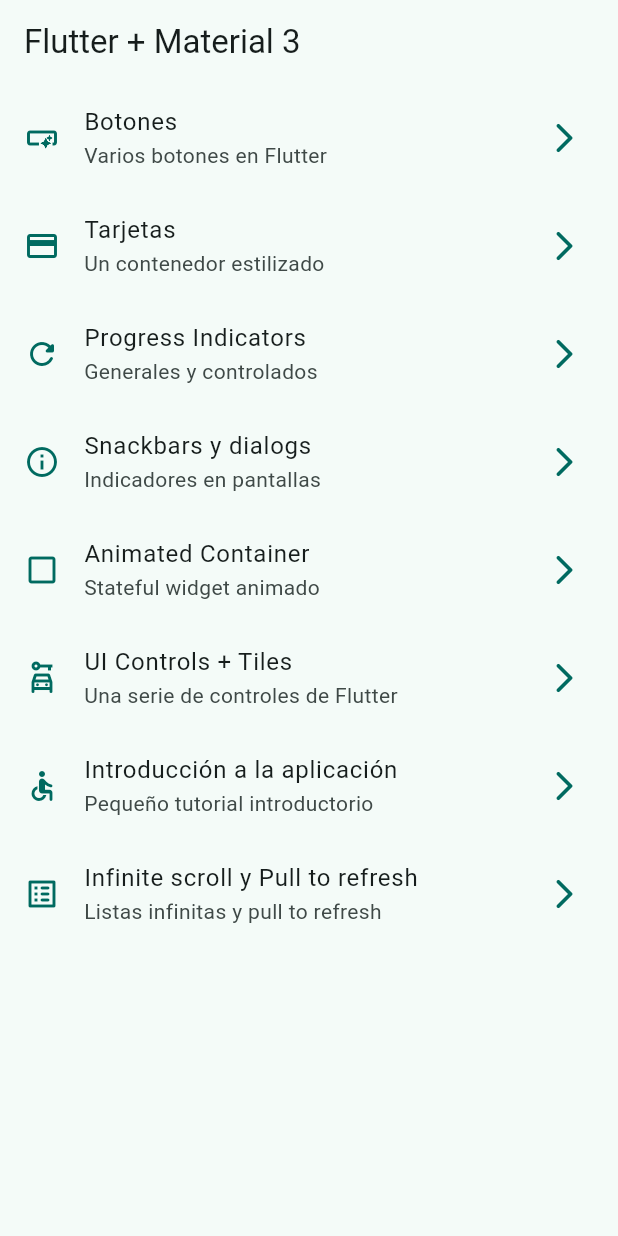
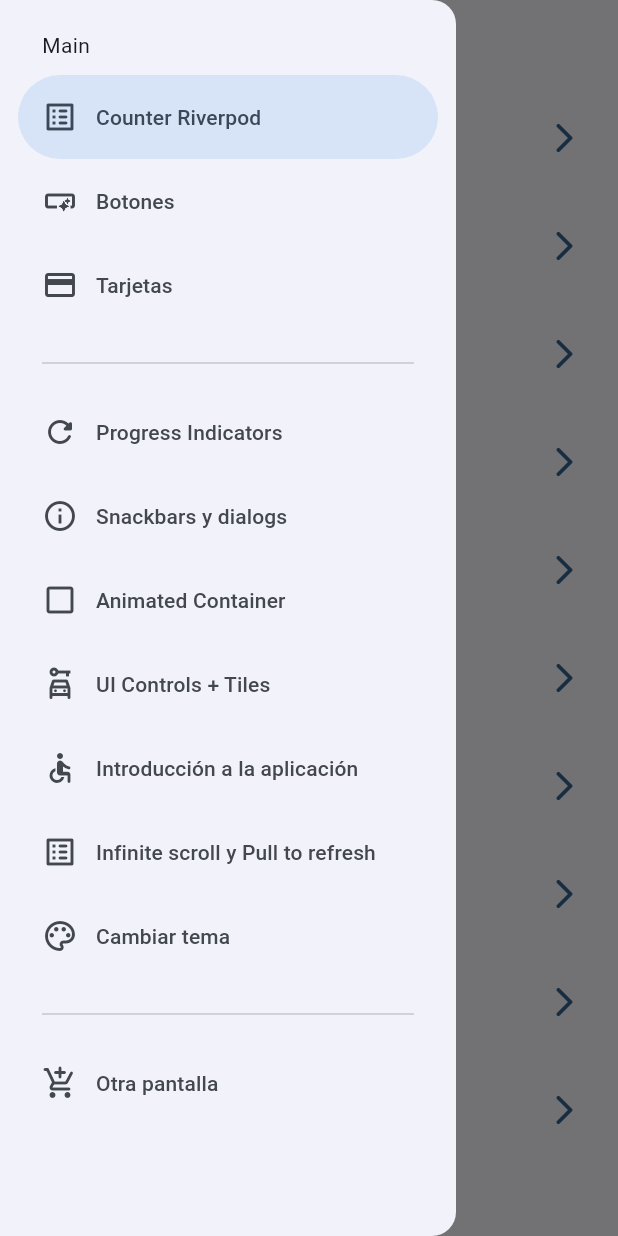
Before and after one commit to MarioMiranda98/Curso-Flutter-Updated, a Flutter app: the screen it shows after launch, with the side drawer open (before the commit the screen has no drawer), on a phone screen of 412 x 824 dp. Run offline on Flutter 3.47's test engine with Material 3 defaults, Android fonts, the phone set to English and light mode, and no system bars; our stand-ins replace animate_do, dio, flutter_riverpod, go_router, video_player.

Commit message:
Before State Notifier

```diff
--- a/widgets_app/analysis_options.yaml
+++ b/widgets_app/analysis_options.yaml
@@ -26,3 +26,6 @@
 
 # Additional information about this file can be found at
 # https://dart.dev/guides/language/analysis-options
+analyzer:
+  plugins:
+    - custom_lint
--- a/widgets_app/lib/config/menu_items/menu_items.dart
+++ b/widgets_app/lib/config/menu_items/menu_items.dart
@@ -15,6 +15,12 @@
 }
 
 const appMenuItems = <MenuItem>[
+  MenuItem(
+    title: 'Counter Riverpod',
+    subtitle: "Contador con Riverpod",
+    link: "/counter",
+    icon: Icons.list_alt_rounded,
+  ),
   MenuItem(
     title: 'Botones',
     subtitle: 'Varios botones en Flutter',
@@ -63,4 +69,10 @@
     link: '/infinite',
     icon: Icons.list_alt_rounded,
   ),
+  MenuItem(
+    title: 'Cambiar tema',
+    subtitle: 'Cambiar tema de la aplicación',
+    link: '/theme_changer',
+    icon: Icons.color_lens_outlined,
+  ),
 ];
--- a/widgets_app/lib/config/router/app_router.dart
+++ b/widgets_app/lib/config/router/app_router.dart
@@ -50,5 +50,15 @@
       name: UiControlsScreen.name,
       builder: (context, state) => const UiControlsScreen(),
     ),
+    GoRoute(
+      path: '/counter',
+      name: CounterScreen.name,
+      builder: (context, state) => const CounterScreen(),
+    ),
+    GoRoute(
+      path: '/theme_changer',
+      name: ThemeChangerScreen.name,
+      builder: (context, state) => const ThemeChangerScreen(),
+    ),
   ],
 );
--- a/widgets_app/lib/config/theme/app_theme.dart
+++ b/widgets_app/lib/config/theme/app_theme.dart
@@ -14,9 +14,11 @@
 
 class AppTheme {
   final int selectedColor;
+  final bool isDarkMode;
 
   AppTheme({
     this.selectedColor = 0,
+    this.isDarkMode = false,
   })  : assert(selectedColor >= 0,
             'Selected color must be greater or equal than 0'),
         assert(selectedColor < colorList.length,
@@ -24,6 +26,7 @@
 
   ThemeData getTheme() => ThemeData(
         useMaterial3: true,
+        brightness: isDarkMode ? Brightness.dark : Brightness.light,
         colorSchemeSeed: colorList.elementAt(selectedColor),
         appBarTheme: const AppBarTheme(centerTitle: false),
       );
--- a/widgets_app/lib/main.dart
+++ b/widgets_app/lib/main.dart
@@ -1,18 +1,26 @@
 import 'package:flutter/material.dart';
+import 'package:flutter_riverpod/flutter_riverpod.dart';
 import 'package:widgets_app/config/router/app_router.dart';
 import 'package:widgets_app/config/theme/app_theme.dart';
+import 'package:widgets_app/presentation/providers/theme_provider.dart';
 
-void main() => runApp(const MyApp());
+void main() => runApp(const ProviderScope(child: MyApp()));
 
-class MyApp extends StatelessWidget {
+class MyApp extends ConsumerWidget {
   const MyApp({super.key});
 
   @override
-  Widget build(BuildContext context) {
+  Widget build(BuildContext context, WidgetRef ref) {
+    final int selectedColor = ref.watch(selectedColorProvider);
+    final bool isDarkTheme = ref.watch(isDarkThemeProvider);
+
     return MaterialApp.router(
       title: 'Flutter Widgets',
       debugShowCheckedModeBanner: false,
-      theme: AppTheme(selectedColor: 1).getTheme(),
+      theme: AppTheme(
+        selectedColor: selectedColor,
+        isDarkMode: isDarkTheme,
+      ).getTheme(),
       routerConfig: appRouter,
     );
   }
--- /dev/null
+++ b/widgets_app/lib/presentation/providers/counter_provider.dart
@@ -0,0 +1,3 @@
+import 'package:flutter_riverpod/flutter_riverpod.dart';
+
+final counterProvider = StateProvider((ref) => 5);
--- /dev/null
+++ b/widgets_app/lib/presentation/providers/theme_provider.dart
@@ -0,0 +1,8 @@
+import 'package:flutter_riverpod/flutter_riverpod.dart';
+import 'package:widgets_app/config/theme/app_theme.dart';
+
+final isDarkThemeProvider = StateProvider((ref) => false);
+
+final colorListProvider = Provider((ref) => colorList);
+
+final selectedColorProvider = StateProvider((ref) => 0);
--- a/widgets_app/lib/presentation/screens/home/home_screen.dart
+++ b/widgets_app/lib/presentation/screens/home/home_screen.dart
@@ -1,6 +1,7 @@
 import 'package:flutter/material.dart';
 import 'package:go_router/go_router.dart';
 import 'package:widgets_app/config/menu_items/menu_items.dart';
+import 'package:widgets_app/presentation/widgets/app_drawer.dart';
 
 class HomeScreen extends StatelessWidget {
   static const String name = "home_screen";
@@ -9,11 +10,15 @@
 
   @override
   Widget build(BuildContext context) {
+    final scaffoldKey = GlobalKey<ScaffoldState>();
+
     return Scaffold(
+      key: scaffoldKey,
       appBar: AppBar(
         title: const Text('Flutter + Material 3'),
       ),
       body: const _HomeView(),
+      drawer: AppDrawer(scaffoldKey: scaffoldKey),
     );
   }
 }
--- a/widgets_app/lib/presentation/screens/infinite_scroll/infinite_scroll_screen.dart
+++ b/widgets_app/lib/presentation/screens/infinite_scroll/infinite_scroll_screen.dart
@@ -80,7 +80,9 @@
 
   void moveScrollToBottom() {
     if (scrollController.position.pixels + 150 <=
-        scrollController.position.maxScrollExtent) return;
+        scrollController.position.maxScrollExtent) {
+      return;
+    }
 
     scrollController.animateTo(
       scrollController.position.pixels + 120,
--- a/widgets_app/lib/presentation/screens/screens.dart
+++ b/widgets_app/lib/presentation/screens/screens.dart
@@ -1,9 +1,11 @@
+export 'package:widgets_app/presentation/screens/animated/animated_screen.dart';
+export 'package:widgets_app/presentation/screens/app_tutorial/app_tutorial_screen.dart';
 export 'package:widgets_app/presentation/screens/buttons/buttons_screen.dart';
 export 'package:widgets_app/presentation/screens/cards/cards_screen.dart';
+export 'package:widgets_app/presentation/screens/counter/counter_screen.dart';
 export 'package:widgets_app/presentation/screens/home/home_screen.dart';
-export 'package:widgets_app/presentation/screens/animated/animated_screen.dart';
-export 'package:widgets_app/presentation/screens/app_tutorial/app_tutorial_screen.dart';
+export 'package:widgets_app/presentation/screens/infinite_scroll/infinite_scroll_screen.dart';
+export 'package:widgets_app/presentation/screens/progress/progress_screen.dart';
 export 'package:widgets_app/presentation/screens/snackbar/snackbar_screen.dart';
-export 'package:widgets_app/presentation/screens/progress/progress_screen.dart';
+export 'package:widgets_app/presentation/screens/theme_changer/theme_changer.dart';
 export 'package:widgets_app/presentation/screens/ui_controls/ui_controls_screen.dart';
-export 'package:widgets_app/presentation/screens/infinite_scroll/infinite_scroll_screen.dart';
--- /dev/null
+++ b/widgets_app/lib/presentation/widgets/app_drawer.dart
@@ -0,0 +1,67 @@
+import 'package:flutter/material.dart';
+import 'package:go_router/go_router.dart';
+import 'package:widgets_app/config/menu_items/menu_items.dart';
+
+class AppDrawer extends StatefulWidget {
+  final GlobalKey<ScaffoldState> scaffoldKey;
+
+  const AppDrawer({
+    super.key,
+    required this.scaffoldKey,
+  });
+
+  @override
+  State<AppDrawer> createState() => _AppDrawerState();
+}
+
+class _AppDrawerState extends State<AppDrawer> {
+  int navDrawerIndex = 0;
+
+  @override
+  Widget build(BuildContext context) {
+    final hasNotch = MediaQuery.of(context).viewPadding.top > 35;
+
+    return NavigationDrawer(
+      selectedIndex: navDrawerIndex,
+      onDestinationSelected: (value) {
+        setState(() {
+          navDrawerIndex = value;
+        });
+
+        final menuItem = appMenuItems.elementAt(value);
+        widget.scaffoldKey.currentState?.closeDrawer();
+        context.push(menuItem.link);
+      },
+      children: [
+        Padding(
+          padding: EdgeInsets.fromLTRB(28, hasNotch ? 0 : 20, 16, 10),
+          child: const Text('Main'),
+        ),
+        ...appMenuItems.sublist(0, 3).map(
+              (item) => NavigationDrawerDestination(
+                icon: Icon(item.icon),
+                label: Text(item.title),
+              ),
+            ),
+        const Padding(
+          padding: EdgeInsets.fromLTRB(28, 16, 28, 10),
+          child: Divider(),
+        ),
+        ...appMenuItems.sublist(3).map(
+              (item) => NavigationDrawerDestination(
+                icon: Icon(item.icon),
+                label: Text(item.title),
+              ),
+            ),
+        const Padding(
+          padding: EdgeInsets.fromLTRB(28, 16, 28, 10),
+          child: Divider(),
+        ),
+        const NavigationDrawerDestination(
+          icon: Icon(Icons.add_shopping_cart_rounded),
+          label: Text('Otra pantalla'),
+        ),
+      ],
+    );
+  }
+}
--- a/widgets_app/pubspec.yaml
+++ b/widgets_app/pubspec.yaml
@@ -36,6 +36,8 @@
   cupertino_icons: ^1.0.8
   go_router: ^14.8.1
   animate_do: ^4.2.0
+  flutter_riverpod: ^2.6.1
+  riverpod_annotation: ^2.6.1
 
 dev_dependencies:
   flutter_test:
@@ -47,6 +49,10 @@
   # package. See that file for information about deactivating specific lint
   # rules and activating additional ones.
   flutter_lints: ^4.0.0
+  build_runner: ^2.4.15
+  custom_lint: ^0.7.5
+  riverpod_generator: ^2.6.5
+  riverpod_lint: ^2.6.5
 
 # For information on the generic Dart part of this file, see the
 # following page: https://dart.dev/tools/pub/pubspec
```
Also changed, not shown: widgets_app/lib/presentation/screens/counter/counter_screen.dart (added, +49 -0 lines), widgets_app/lib/presentation/screens/theme_changer/theme_changer.dart (added, +67 -0 lines), widgets_app/pubspec.lock, 2 other files.
